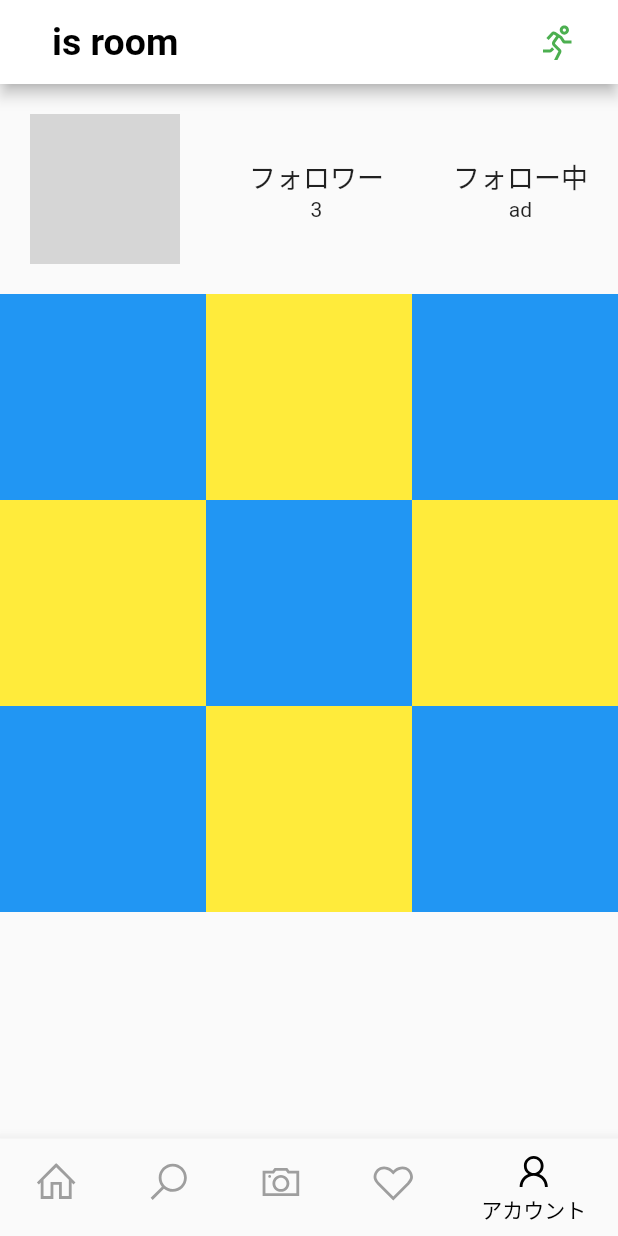
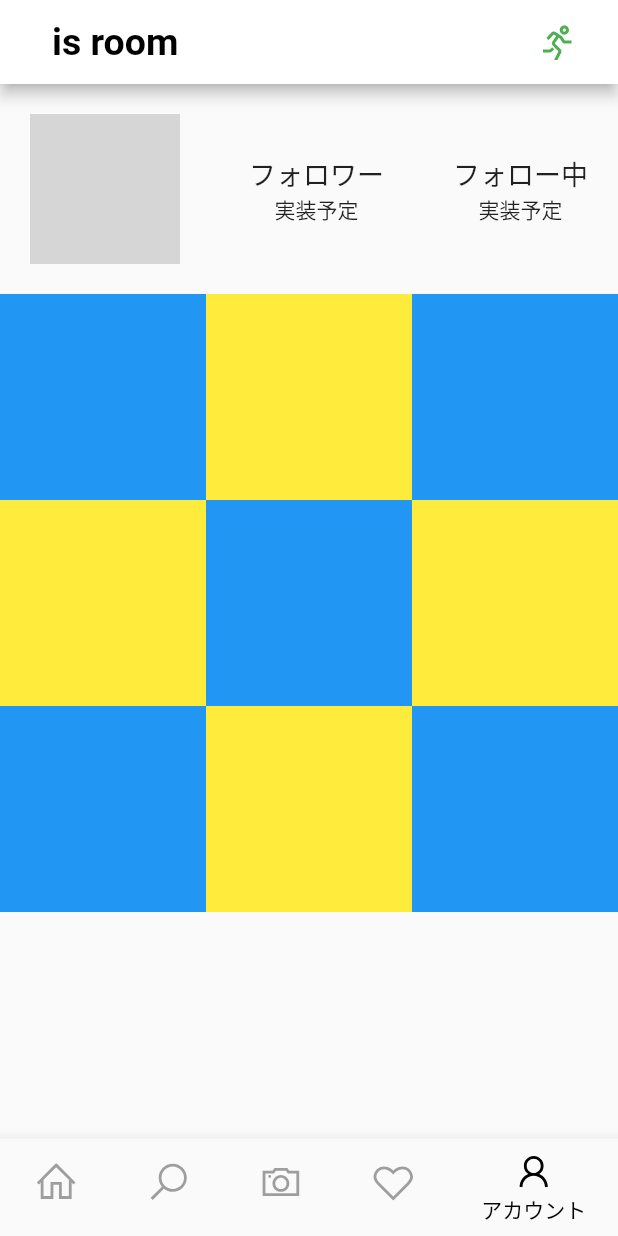
Before and after one commit to SatouTosiki/404test, a Flutter app: the screen it shows once a user with an empty profile is signed in, item 5 of the bottom bar chosen, on a phone screen of 412 x 824 dp. Run offline on Flutter 3.47's test engine with Material 2 defaults, Android fonts, the phone set to English and light mode, and no system bars; our stand-ins replace carousel_slider, cloud_firestore, firebase_auth, firebase_core, firebase_storage, google_fonts and 7 more; missing offline and left inert: dart:ffi; accounts and stored records are empty; network calls fail; project files that could hold a hidden picture were left out; grey boxes are pictures that could not be loaded.

```diff
--- a/lib/src/main2.dart
+++ b/lib/src/main2.dart
@@ -83,7 +83,7 @@ class _MyHomePageState extends State<MyHomePage> {
                 LineIcons.heart, // Line Icons パッケージのアイコンを指定
                 size: 30, // アイコンのサイズを設定
               ),
-              label: "検索"),
+              label: "お気に入り"),
           BottomNavigationBarItem(
               icon: Icon(
                 LineIcons.user, // Line Icons パッケージのアイコンを指定
--- a/lib/src/mypage/mypage.dart
+++ b/lib/src/mypage/mypage.dart
@@ -75,7 +75,7 @@ class MyPage extends StatelessWidget {
                               "フォロワー",
                               style: TextStyle(fontSize: 18),
                             ),
-                            Text("3"),
+                            Text("実装予定"),
                           ],
                         ),
                         Column(
@@ -84,7 +84,7 @@ class MyPage extends StatelessWidget {
                               "フォロー中",
                               style: TextStyle(fontSize: 18),
                             ),
-                            Text("ad"),
+                            Text("実装予定"),
                           ],
                         ),
                       ],
--- a/lib/src/screens/bookmark.dart
+++ b/lib/src/screens/bookmark.dart
@@ -7,8 +7,7 @@ class BookmarkScreen extends StatelessWidget {
   @override
   Widget build(BuildContext context) {
     return Scaffold(
-      body: const Center(
-          child: Text('お気に入り画面', style: TextStyle(fontSize: 32.0))),
+      body: const Center(child: Text('実装予定', style: TextStyle(fontSize: 32.0))),
     );
   }
 }
```
